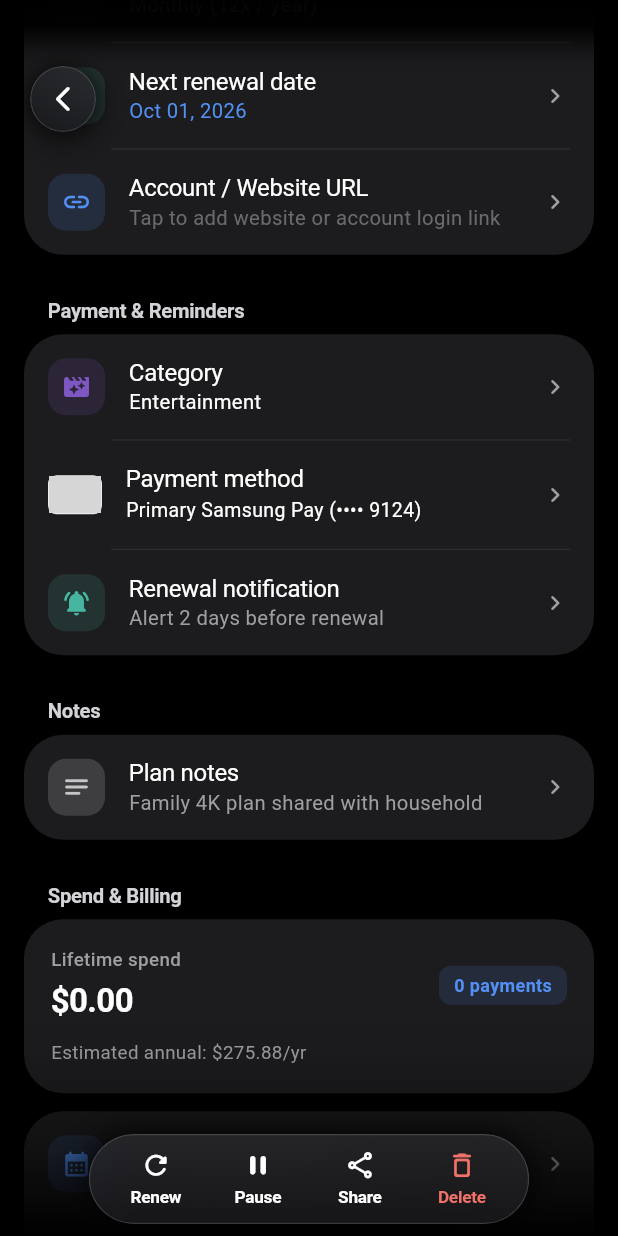
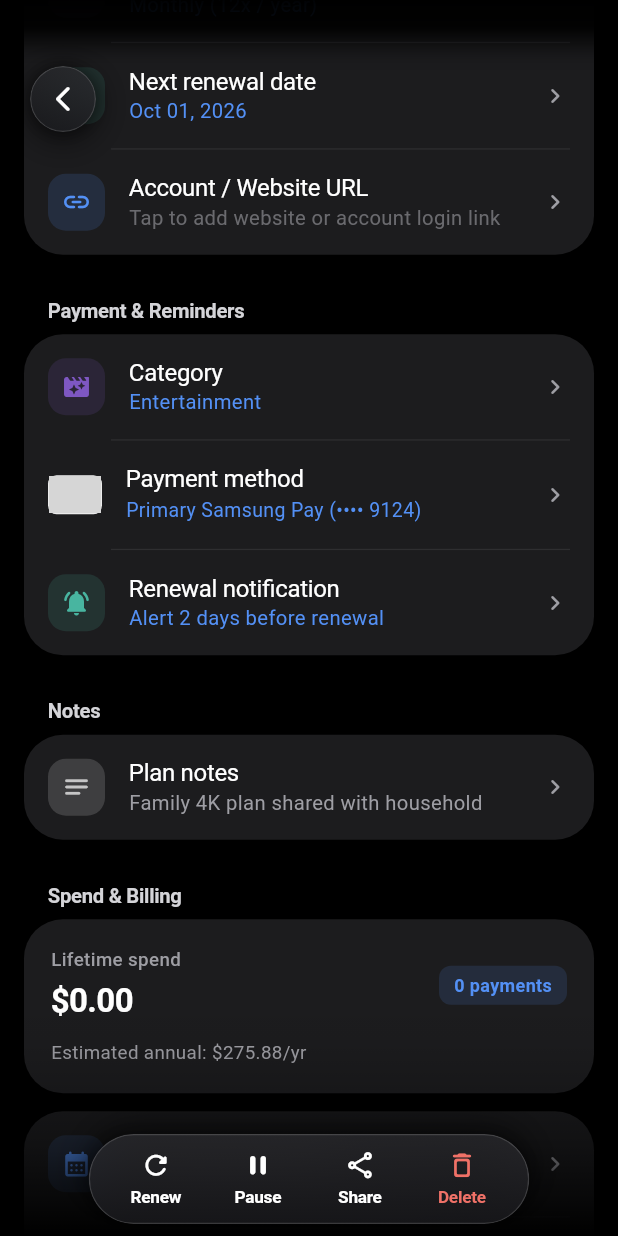
Before and after one commit to syedarhamraza/one-spend, a Flutter app: the SubscriptionDetailScreen screen opened directly with sample values from the repository, scrolled down 576 dp, on a phone screen of 412 x 824 dp. Run offline on Flutter 3.47's test engine with Material 3 defaults, Android fonts, the phone set to English and light mode, and no system bars; our stand-ins replace drift, drift_flutter, equatable, flutter_svg, get_it, share_plus and 1 more; accounts and stored records are empty; generated files the repository leaves out were written again; grey boxes are pictures that could not be loaded.

Commit message:
feat: add subscription detail screen styling customization with live preview

```diff
--- a/lib/screens/subscription_detail_screen.dart
+++ b/lib/screens/subscription_detail_screen.dart
@@ -703,7 +703,7 @@ ${_sub.accountUrl.isNotEmpty ? '• Account URL: ${_sub.accountUrl}\n' : ''}${_s
                             child: OneUIGroupCard(
                               items: [
                                 OneUIGroupItem(
-                                  leading: _buildCategoryIconBadge(Icons.badge_outlined, OneUITheme.accentBlue),
+                                  leading: _buildDetailIcon(Icons.badge_outlined, OneUITheme.accentBlue),
                                   title: 'Service name',
                                   subtitle: _sub.name,
                                   subtitleColor: OneUITheme.textPrimary,
@@ -716,7 +716,7 @@ ${_sub.accountUrl.isNotEmpty ? '• Account URL: ${_sub.accountUrl}\n' : ''}${_s
                                   ),
                                 ),
                                 OneUIGroupItem(
-                                  leading: _buildCategoryIconBadge(Icons.attach_money_rounded, OneUITheme.accentGreen),
+                                  leading: _buildDetailIcon(Icons.attach_money_rounded, OneUITheme.accentGreen),
                                   title: 'Price / Cost',
                                   subtitle: '${_sub.currency}${_sub.price.toStringAsFixed(2)} / ${_sub.billingCycle.label}',
                                   subtitleColor: OneUITheme.accentGreen,
@@ -729,10 +729,10 @@ ${_sub.accountUrl.isNotEmpty ? '• Account URL: ${_sub.accountUrl}\n' : ''}${_s
                                   ),
                                 ),
                                 OneUIGroupItem(
-                                  leading: _buildCategoryIconBadge(Icons.repeat_rounded, OneUITheme.accentPurple),
+                                  leading: _buildDetailIcon(Icons.repeat_rounded, OneUITheme.accentPurple),
                                   title: 'Billing cycle',
                                   subtitle: '${_sub.billingCycle.label} (${_sub.billingCycle.occurrencesPerYear}x / year)',
-                                  subtitleColor: OneUITheme.textSecondary,
+                                  subtitleColor: _selectableSubtitleColor(fallback: OneUITheme.textSecondary),
                                   trailing: const Icon(Icons.chevron_right_rounded, size: 20, color: OneUITheme.textSecondary),
                                   onTap: () => _editField<BillingCycle>(
                                     title: 'Edit billing cycle',
@@ -742,10 +742,10 @@ ${_sub.accountUrl.isNotEmpty ? '• Account URL: ${_sub.accountUrl}\n' : ''}${_s
                                   ),
                                 ),
                                 OneUIGroupItem(
-                                  leading: _buildCategoryIconBadge(Icons.calendar_month_rounded, OneUITheme.accentTeal),
+                                  leading: _buildDetailIcon(Icons.calendar_month_rounded, OneUITheme.accentTeal),
                                   title: 'Next renewal date',
                                   subtitle: formattedDate,
-                                  subtitleColor: OneUITheme.accentBlue,
+                                  subtitleColor: _selectableSubtitleColor(fallback: OneUITheme.textSecondary),
                                   trailing: const Icon(Icons.chevron_right_rounded, size: 20, color: OneUITheme.textSecondary),
                                   onTap: () => _editField<DateTime>(
                                     title: 'Edit renewal date',
@@ -755,7 +755,7 @@ ${_sub.accountUrl.isNotEmpty ? '• Account URL: ${_sub.accountUrl}\n' : ''}${_s
                                   ),
                                 ),
                                 OneUIGroupItem(
-                                  leading: _buildCategoryIconBadge(Icons.link_rounded, OneUITheme.accentBlue),
+                                  leading: _buildDetailIcon(Icons.link_rounded, OneUITheme.accentBlue),
                                   title: 'Account / Website URL',
                                   subtitle: _sub.accountUrl.isNotEmpty
                                       ? _sub.accountUrl
@@ -787,10 +787,10 @@ ${_sub.accountUrl.isNotEmpty ? '• Account URL: ${_sub.accountUrl}\n' : ''}${_s
                             child: OneUIGroupCard(
                               items: [
                                 OneUIGroupItem(
-                                  leading: _buildCategoryIconBadge(_sub.category.icon, OneUITheme.accentPurple),
+                                  leading: _buildDetailIcon(_sub.category.icon, OneUITheme.accentPurple),
                                   title: 'Category',
                                   subtitle: _sub.category.label,
-                                  subtitleColor: OneUITheme.textPrimary,
+                                  subtitleColor: _selectableSubtitleColor(fallback: OneUITheme.textPrimary),
                                   trailing: const Icon(Icons.chevron_right_rounded, size: 20, color: OneUITheme.textSecondary),
                                   onTap: () async {
                                     final newCat = await CategoryPickerScreen.open(
@@ -809,9 +809,7 @@ ${_sub.accountUrl.isNotEmpty ? '• Account URL: ${_sub.accountUrl}\n' : ''}${_s
                                   },
                                 ),
                                 OneUIGroupItem(
-                                  leading: linkedCard != null
-                                      ? OneUIPaymentBrandIcon(brand: linkedCard.brand, width: 36, height: 26)
-                                      : _buildCategoryIconBadge(Icons.payment_rounded, OneUITheme.accentAmber),
+                                  leading: _buildDetailPaymentIcon(linkedCard),
                                   title: 'Payment method',
                                   subtitle: linkedCard != null
                                       ? linkedCard.displayName
@@ -827,7 +825,11 @@ ${_sub.accountUrl.isNotEmpty ? '• Account URL: ${_sub.accountUrl}\n' : ''}${_s
                                           style: TextStyle(
                                             fontSize: 13,
                                             fontWeight: FontWeight.normal,
-                                            color: linkedCard != null ? OneUITheme.textPrimary : OneUITheme.accentRed,
+                                            color: linkedCard != null
+                                                ? (OneUIEffectsController.instance.detailHighlightSelectable
+                                                    ? OneUITheme.accentBlue
+                                                    : OneUITheme.textPrimary)
+                                                : OneUITheme.accentRed,
                                           ),
                                         ),
                                       ),
@@ -872,12 +874,12 @@ ${_sub.accountUrl.isNotEmpty ? '• Account URL: ${_sub.accountUrl}\n' : ''}${_s
                                   onTap: _pickPaymentMethod,
                                 ),
                                 OneUIGroupItem(
-                                  leading: _buildCategoryIconBadge(Icons.notifications_active_rounded, OneUITheme.accentTeal),
+                                  leading: _buildDetailIcon(Icons.notifications_active_rounded, OneUITheme.accentTeal),
                                   title: 'Renewal notification',
                                   subtitle: _sub.reminderDays == 0
                                       ? 'On renewal day (9:00 AM)'
                                       : 'Alert ${_sub.reminderDays} days before renewal',
-                                  subtitleColor: OneUITheme.textSecondary,
+                                  subtitleColor: _selectableSubtitleColor(fallback: OneUITheme.textSecondary),
                                   trailing: const Icon(Icons.chevron_right_rounded, size: 20, color: OneUITheme.textSecondary),
                                   onTap: _pickReminderDays,
                                 ),
@@ -891,7 +893,7 @@ ${_sub.accountUrl.isNotEmpty ? '• Account URL: ${_sub.accountUrl}\n' : ''}${_s
                             child: OneUIGroupCard(
                               items: [
                                 OneUIGroupItem(
-                                  leading: _buildCategoryIconBadge(Icons.notes_rounded, Colors.white70),
+                                  leading: _buildDetailIcon(Icons.notes_rounded, Colors.white70),
                                   title: 'Plan notes',
                                   subtitle: _sub.notes.isNotEmpty ? _sub.notes : 'Tap to add notes, account details, or terms...',
                                   subtitleColor: _sub.notes.isNotEmpty ? OneUITheme.textSecondary : OneUITheme.textSecondary.withValues(alpha: 0.6),
@@ -985,7 +987,7 @@ ${_sub.accountUrl.isNotEmpty ? '• Account URL: ${_sub.accountUrl}\n' : ''}${_s
                                 OneUIGroupCard(
                                   items: [
                                     OneUIGroupItem(
-                                      leading: _buildCategoryIconBadge(Icons.calendar_month_rounded, OneUITheme.accentBlue),
+                                      leading: _buildDetailIcon(Icons.calendar_month_rounded, OneUITheme.accentBlue),
                                       title: 'Upcoming schedule',
                                       subtitle: upcomingSubtitle,
                                       subtitleColor: OneUITheme.textSecondary,
@@ -1001,7 +1003,7 @@ ${_sub.accountUrl.isNotEmpty ? '• Account URL: ${_sub.accountUrl}\n' : ''}${_s
                                       },
                                     ),
                                     OneUIGroupItem(
-                                      leading: _buildCategoryIconBadge(Icons.receipt_long_rounded, OneUITheme.accentGreen),
+                                      leading: _buildDetailIcon(Icons.receipt_long_rounded, OneUITheme.accentGreen),
                                       title: 'Payment history',
                                       subtitle: _sub.paymentHistory.isNotEmpty
                                           ? 'Last paid on ${dateFormat.format(_sub.paymentHistory.first)} • ${_sub.paymentHistory.length} records'
@@ -1071,16 +1073,46 @@ ${_sub.accountUrl.isNotEmpty ? '• Account URL: ${_sub.accountUrl}\n' : ''}${_s
     );
   }
 
-  Widget _buildCategoryIconBadge(IconData icon, Color color) {
+  Widget? _buildDetailIcon(IconData icon, Color color) {
+    final ctrl = OneUIEffectsController.instance;
+    if (!ctrl.detailShowItemIcons) return null;
+    final isCircle = ctrl.detailIconShape == DetailIconShape.circle;
     return Container(
       width: 38,
       height: 38,
       decoration: BoxDecoration(
         color: color.withValues(alpha: 0.15),
-        borderRadius: BorderRadius.circular(12),
+        shape: isCircle ? BoxShape.circle : BoxShape.rectangle,
+        borderRadius: isCircle ? null : BorderRadius.circular(12),
       ),
       alignment: Alignment.center,
       child: Icon(icon, size: 20, color: color),
     );
   }
+
+  Widget? _buildDetailPaymentIcon(PaymentMethod? card) {
+    final ctrl = OneUIEffectsController.instance;
+    if (!ctrl.detailShowItemIcons) return null;
+    if (card != null) {
+      if (ctrl.detailIconShape == DetailIconShape.circle) {
+        return OneUIPaymentBrandIcon.square(
+          brand: card.brand,
+          size: 36,
+          borderRadius: 18,
+        );
+      }
+      return OneUIPaymentBrandIcon(
+        brand: card.brand,
+        width: 36,
+        height: 26,
+      );
+    }
+    return _buildDetailIcon(Icons.payment_rounded, OneUITheme.accentAmber);
+  }
+
+  Color _selectableSubtitleColor({Color fallback = OneUITheme.textSecondary}) {
+    return OneUIEffectsController.instance.detailHighlightSelectable
+        ? OneUITheme.accentBlue
+        : fallback;
+  }
 }
```
Also changed, not shown: lib/screens/settings_screen.dart (+16 -0 lines), lib/screens/subscription_detail_customizer_screen.dart (added, +426 -0 lines), lib/theme/one_ui_theme.dart (+70 -0 lines), 1 other file.
